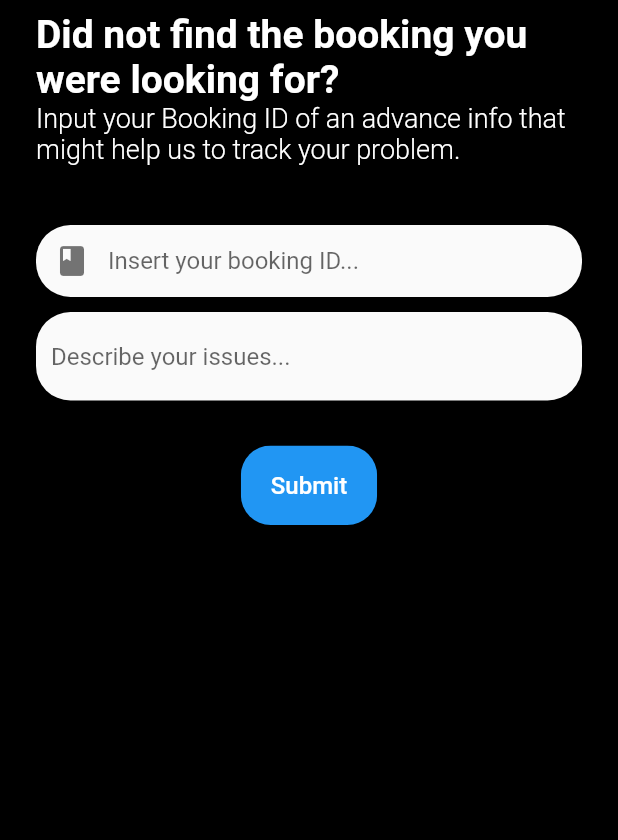
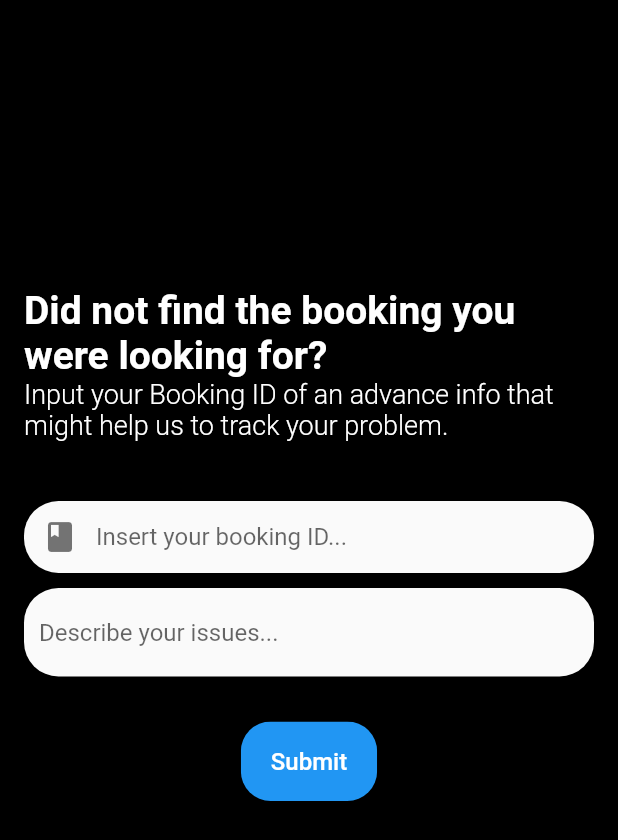
Before and after one commit to anasrul03/FutsalCourtManagementApplication, a Flutter app: the help_page screen opened directly, on a phone screen of 412 x 824 dp. Shown: the top 840 px of the screen. Run offline on Flutter 3.47's test engine with Material 2 defaults, Android fonts, the phone set to English and light mode, and no system bars; our stand-ins replace cloud_firestore, date_picker_timeline, email_validator, firebase_auth, firebase_core, flutter_credit_card and 3 more; accounts and stored records are empty; network calls fail.

Commit message:
update a bit

```diff
--- a/Authentication/lib/help_page.dart
+++ b/Authentication/lib/help_page.dart
@@ -21,8 +21,12 @@ class _help_pageState extends State<help_page> {
   Widget build(BuildContext context) {
     return Scaffold(
       backgroundColor: Colors.black,
-      body: Padding(
-        padding: const EdgeInsets.symmetric(vertical: 8.0, horizontal: 24.0),
+      body: Container(
+        height: 900,
+        child: SingleChildScrollView(
+          padding: const EdgeInsets.all(16),
+          child: Center(
+            heightFactor: 2,
             child: Column(
                 mainAxisAlignment: MainAxisAlignment.start,
                 crossAxisAlignment: CrossAxisAlignment.start,
@@ -93,16 +97,19 @@ class _help_pageState extends State<help_page> {
                             backgroundColor: Colors.blue,
                           ),
                           onPressed: () {
-                        sendReport(bookingIdController, descriptionController);
+                            sendReport(
+                                bookingIdController, descriptionController);
                           },
                           child: Text("Submit",
-                          style:
-                              TextStyle(fontSize: 16.0, color: Colors.white)),
+                              style: TextStyle(
+                                  fontSize: 16.0, color: Colors.white)),
                         ),
                       ),
                     ),
                   ),
                 ]),
+          ),
+        ),
       ),
     );
   }
```
Also changed, not shown: Authentication/lib/dashboard.dart (+4 -8 lines), Authentication/lib/home_page.dart (+5 -2 lines), Authentication/lib/hompage.dart (deleted, +0 -45 lines). Lines whose indentation alone changed are shown as unchanged.
